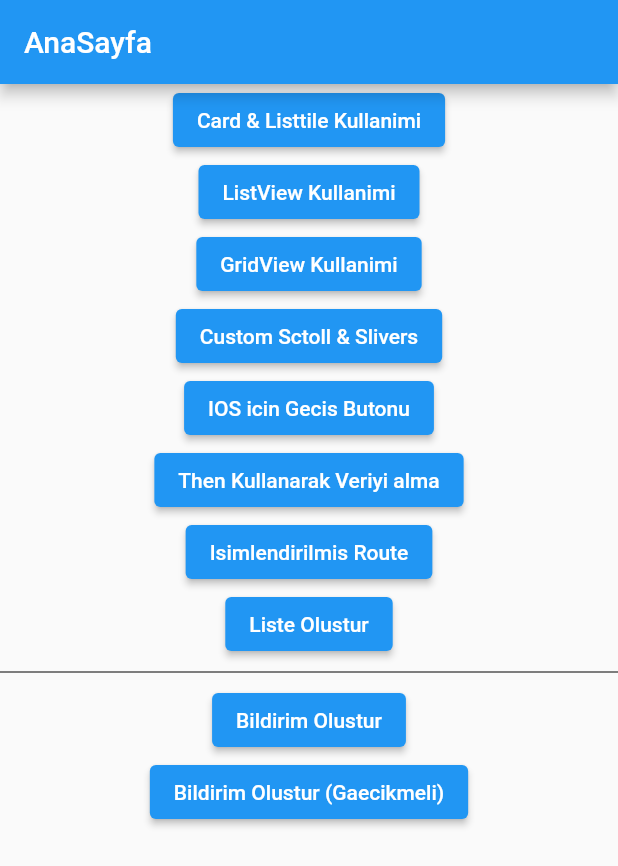
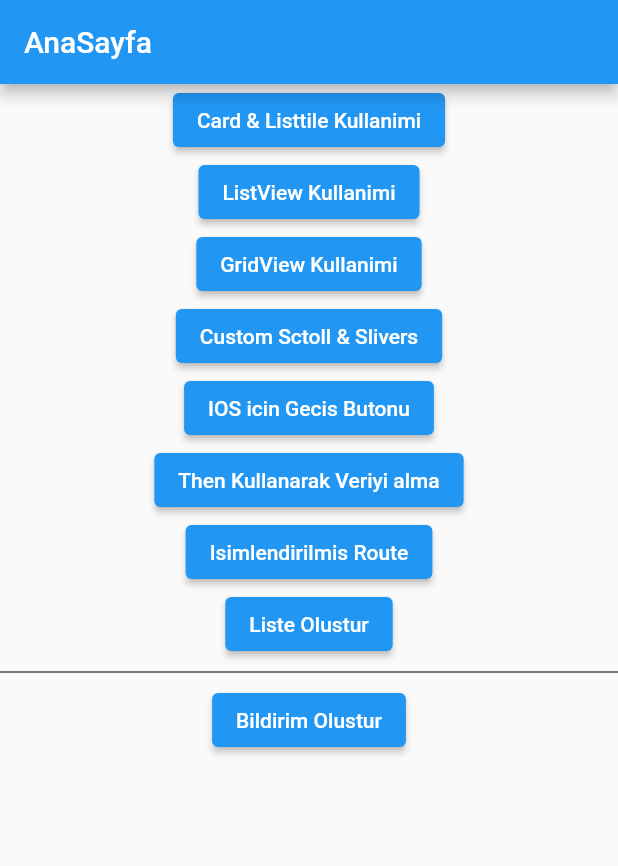
Before and after one commit to tahaturan/flutter_basis_widget_3, a Flutter app: the screen it shows after launch, on a phone screen of 412 x 824 dp. Shown: the top 866 px of the screen. Run offline on Flutter 3.47's test engine with Material 2 defaults, Android fonts, the phone set to English and light mode, and no system bars; our stand-ins replace flutter_easyloading, flutter_local_notifications.

Commit message:
gereksiz buton kaldirildi

```diff
--- a/lib/views/my_home_page.dart
+++ b/lib/views/my_home_page.dart
@@ -136,12 +136,6 @@ class _MyHomePageState extends State<MyHomePage> {
                 "Bildirim Olustur",
               ),
             ),
-            ElevatedButton(
-              onPressed: () {},
-              child: const Text(
-                "Bildirim Olustur (Gaecikmeli)",
-              ),
-            ),
           ],
         ),
       ),
```
